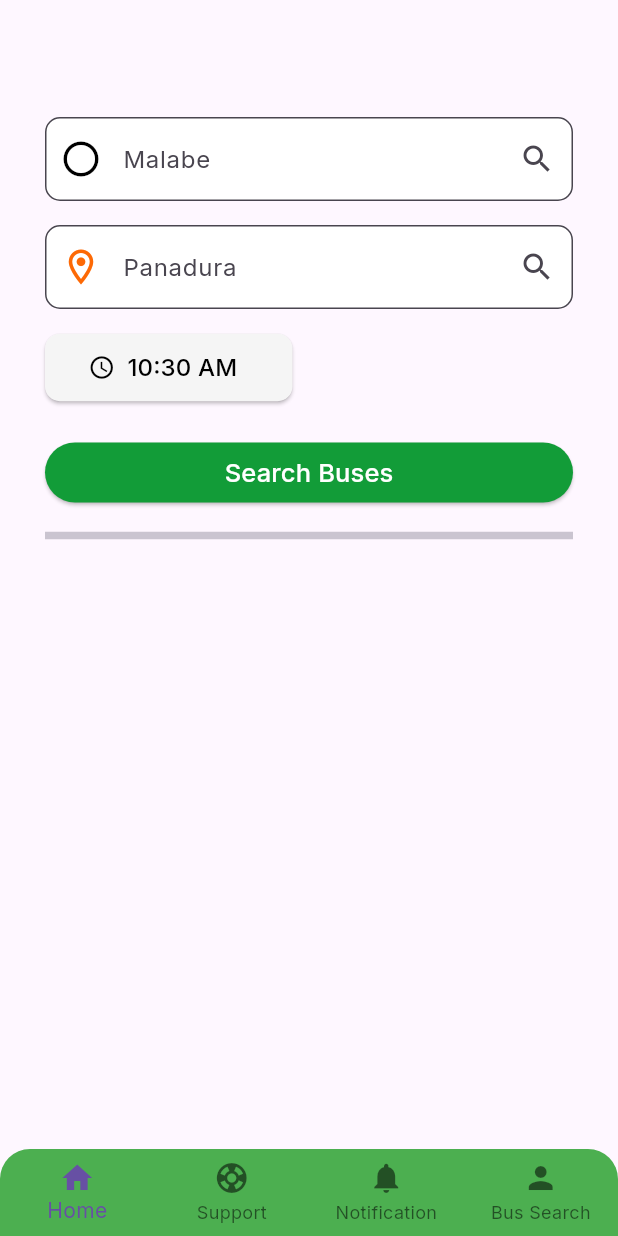
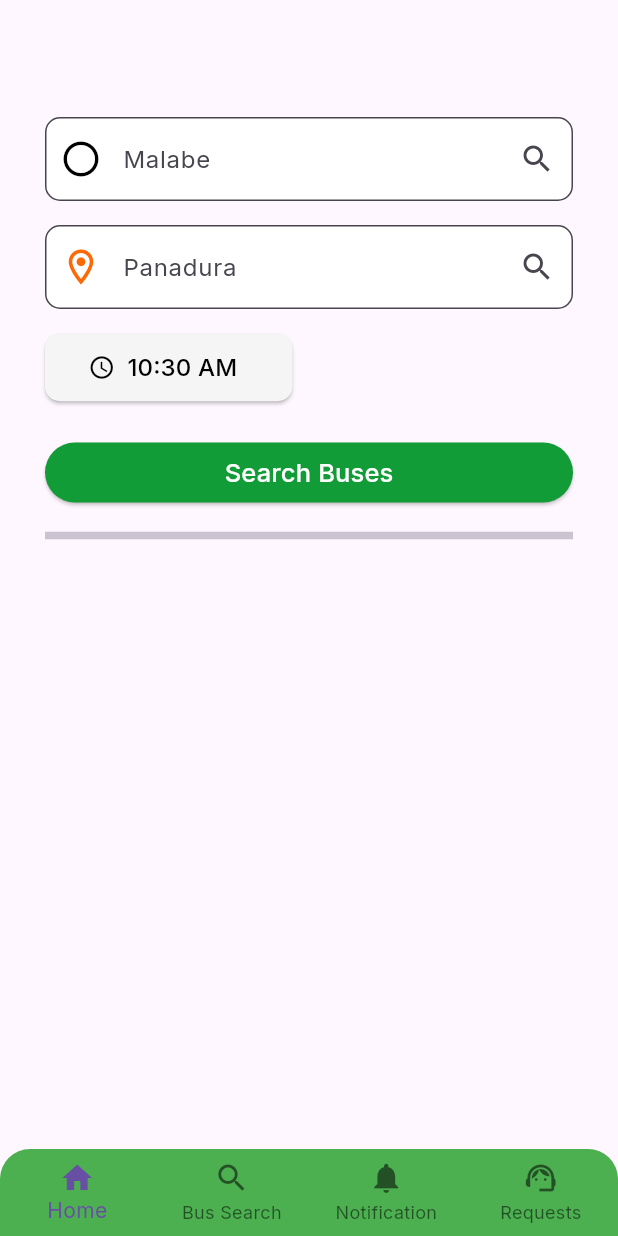
Before and after one commit to udithgunasekara/UEE_BusTicketBooking, a Flutter app: the SearchBusesScreen screen opened by its route, on a phone screen of 412 x 824 dp. Run offline on Flutter 3.47's test engine with Material 3 defaults, Android fonts, the phone set to English and light mode, and no system bars; our stand-ins replace cloud_firestore, firebase_auth, firebase_core, firebase_storage, google_fonts, image_picker and 4 more; missing offline and left inert: dart:ffi, mobile_scanner; accounts and stored records are empty.

Commit message:
nav bar updated

```diff
--- a/swiftbus/lib/BusSearch/screen/busSearch/search_buses_screen.dart
+++ b/swiftbus/lib/BusSearch/screen/busSearch/search_buses_screen.dart
@@ -193,7 +193,7 @@ class _SearchBusesScreenState extends State<SearchBusesScreen> {
           ],
         ),
       ),
-      bottomNavigationBar: Navbar(context),
+      bottomNavigationBar: const Navbar(),
     );
   }
 }
--- a/swiftbus/lib/BusSearch/screen/paymentPage/show_bus_details_screen.dart
+++ b/swiftbus/lib/BusSearch/screen/paymentPage/show_bus_details_screen.dart
@@ -103,7 +103,7 @@ class _ShowBusDetailsScreenState extends State<ShowBusDetailsScreen> {
           ),
         ),
       ),
-      bottomNavigationBar: Navbar(context),
+      bottomNavigationBar: const Navbar(),
     );
   }
 }
--- a/swiftbus/lib/UserSupport/Conductor/ViewUserRequest.dart
+++ b/swiftbus/lib/UserSupport/Conductor/ViewUserRequest.dart
@@ -173,7 +173,7 @@ class _ViewUserRequestState extends State<ViewUserRequest> {
           );
         },
       ),
-      bottomNavigationBar: Navbar(context),
+      bottomNavigationBar: const Navbar(),
     );
   }
 }
--- a/swiftbus/lib/UserSupport/Passenger/viewPreviousRequest.dart
+++ b/swiftbus/lib/UserSupport/Passenger/viewPreviousRequest.dart
@@ -152,7 +152,7 @@ class ViewPreviousRequestsState extends State<ViewPreviousRequests> {
           );
         },
       ),
-      bottomNavigationBar: Navbar(context),
+      bottomNavigationBar: const Navbar(),
     );
   }
 }
--- a/swiftbus/lib/common/Home.dart
+++ b/swiftbus/lib/common/Home.dart
@@ -139,7 +139,7 @@ class _HomeState extends State<Home> {
           child: const Icon(Icons.support_agent),
         ),
       ),
-      bottomNavigationBar: Navbar(context),
+      bottomNavigationBar: const Navbar(),
     );
   }
 }
--- a/swiftbus/lib/common/ModeratorHome.dart
+++ b/swiftbus/lib/common/ModeratorHome.dart
@@ -111,7 +111,7 @@ class _ConductorHomeState extends State<ConductorHome> {
         ),
       ),
       body: Busdetailswidget(userId: userId),
-      bottomNavigationBar: Navbar(context),
+      bottomNavigationBar: const Navbar(),
     );
   }
 }
--- a/swiftbus/lib/common/NavBar.dart
+++ b/swiftbus/lib/common/NavBar.dart
@@ -1,15 +1,76 @@
+// File: lib/widgets/navbar.dart
+import 'package:flutter/material.dart';
+import 'package:shared_preferences/shared_preferences.dart';
 import 'package:cloud_firestore/cloud_firestore.dart';
-import 'package:flutter/material.dart';
+import 'package:swiftbus/UserSupport/Service/DatabaseMethods.dart';
 import 'package:swiftbus/BusSearch/screen/busSearch/search_buses_screen.dart';
-import 'package:swiftbus/UserSupport/Conductor/ViewUserRequest.dart';
 import 'package:swiftbus/UserSupport/Passenger/viewPreviousRequest.dart';
-import 'package:swiftbus/UserSupport/Service/DatabaseMethods.dart';
 import 'package:swiftbus/common/Home.dart';
 import 'package:swiftbus/common/inbox.dart';
 
-Widget Navbar(BuildContext context) {
-  String busId = 'nbc 1234';
-  String userId = 'UCf3IXeDGidUZgyTTLbjx05fsx62';
+class Navbar extends StatefulWidget {
+  const Navbar({Key? key}) : super(key: key);
+
+  @override
+  _NavbarState createState() => _NavbarState();
+}
+
+class _NavbarState extends State<Navbar> {
+  String? busId;
+  String? userId;
+  bool isLoading = true;
+
+  @override
+  void initState() {
+    super.initState();
+    _initializeUserData();
+  }
+
+  Future<void> _initializeUserData() async {
+    SharedPreferences prefs = await SharedPreferences.getInstance();
+    String? storedUserId = prefs.getString('userID');
+
+    if (storedUserId != null) {
+      setState(() {
+        userId = storedUserId;
+      });
+      _fetchBusId();
+    } else {
+      // Handle the case when userID is not found
+      setState(() {
+        isLoading = false;
+      });
+      // Optionally, navigate to a login screen or handle unauthenticated state
+    }
+  }
+
+  void _fetchBusId() {
+    if (userId != null) {
+      DatabaseMethods().getBusId(userId!).listen((snapshot) {
+        if (snapshot.docs.isNotEmpty) {
+          setState(() {
+            busId = snapshot.docs.first['busid'];
+            isLoading = false;
+          });
+        } else {
+          setState(() {
+            busId = null;
+            isLoading = false;
+          });
+        }
+      });
+    }
+  }
+
+  @override
+  Widget build(BuildContext context) {
+    if (isLoading) {
+      return const SizedBox(
+        height: 60,
+        child: Center(child: CircularProgressIndicator()),
+      );
+    }
+
     return Container(
       decoration: const BoxDecoration(
         color: Colors.green,
@@ -19,15 +80,31 @@ Widget Navbar(BuildContext context) {
         ),
       ),
       child: StreamBuilder<QuerySnapshot>(
-      stream: DatabaseMethods().getaNotification(busId, userId),
+        stream: (busId != null && userId != null)
+            ? DatabaseMethods().getaNotification(busId!, userId!)
+            : null,
         builder: (context, snapshot) {
           bool hasUnread = false;
 
-        if (snapshot.hasData) {
-          // Check if any message is unread
+          if (snapshot.hasData && snapshot.data != null) {
             hasUnread = snapshot.data!.docs.any((doc) => doc['isread'] == false);
           }
 
+          if (snapshot.connectionState == ConnectionState.waiting) {
+            return _buildBottomNavigationBar(context, hasUnread);
+          }
+
+          if (snapshot.hasError) {
+            return const Text("Error loading notifications");
+          }
+
+          return _buildBottomNavigationBar(context, hasUnread);
+        },
+      ),
+    );
+  }
+
+  BottomNavigationBar _buildBottomNavigationBar(BuildContext context, bool hasUnread) {
     return BottomNavigationBar(
       type: BottomNavigationBarType.fixed,
       backgroundColor: Colors.transparent,
@@ -38,11 +115,10 @@ Widget Navbar(BuildContext context) {
           label: 'Home',
         ),
         const BottomNavigationBarItem(
-              icon: Icon(Icons.support),
-              label: 'Support',
+          icon: Icon(Icons.search),
+          label: 'Bus Search',
         ),
         BottomNavigationBarItem(
-              // Change icon if there are unread messages
           icon: Stack(
             children: [
               const Icon(Icons.notifications),
@@ -67,11 +143,17 @@ Widget Navbar(BuildContext context) {
           label: 'Notification',
         ),
         const BottomNavigationBarItem(
-              icon: Icon(Icons.person),
-              label: 'Bus Search',
+          icon: Icon(Icons.support_agent),
+          label: 'Requests',
         ),
       ],
       onTap: (int index) {
+        _handleNavigation(context, index);
+      },
+    );
+  }
+
+  void _handleNavigation(BuildContext context, int index) {
     switch (index) {
       case 0:
         Navigator.of(context).pushAndRemoveUntil(
@@ -83,12 +165,11 @@ Widget Navbar(BuildContext context) {
       Navigator.push(
           context,
           MaterialPageRoute(
-                    builder: (context) => const ViewPreviousRequests(),
+            builder: (context) => SearchBusesScreen(),
           ),
         );
         break;
       case 2:
-                // Navigate to Notification screen
         Navigator.push(
           context,
           MaterialPageRoute(
@@ -97,19 +178,13 @@ Widget Navbar(BuildContext context) {
         );
         break;
       case 3:
-                // Handle Profile navigation
-                // Navigate to Notification screen
         Navigator.push(
           context,
           MaterialPageRoute(
-                    builder: (context) => SearchBusesScreen(),
+            builder: (context) => const ViewPreviousRequests(),
           ),
         );
         break;
     }
-          },
-        );
-      },
-    ),
-  );
   }
+}
--- a/swiftbus/lib/common/inbox.dart
+++ b/swiftbus/lib/common/inbox.dart
@@ -170,7 +170,7 @@ class _InboxState extends State<Inbox> {
                 );
               },
             ),
-      bottomNavigationBar: Navbar(context),
+      bottomNavigationBar: const Navbar(),
     );
   }
 }
```
Lines whose indentation alone changed are shown as unchanged.
